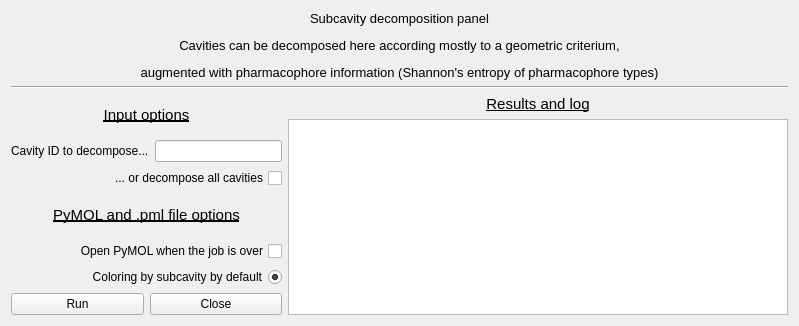
Above: src/caviar_gui/subcavity.ui from jr-marchand/caviar before the change. Below: the same form after it.
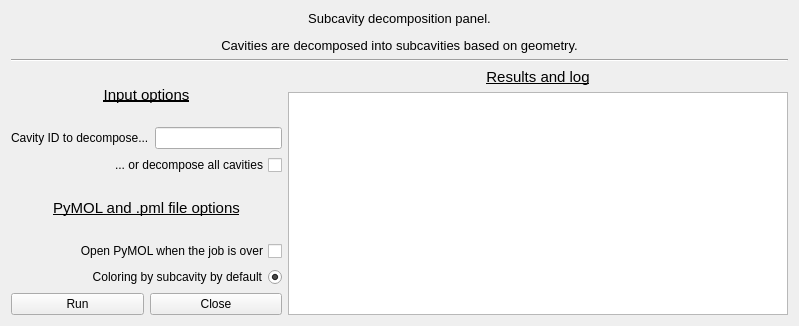
That is the form after the change.

Commit message: corrected the GUI alignments in text boxes and other stuffs

Patch:
```diff
--- a/src/caviar_gui/subcavity.ui
+++ b/src/caviar_gui/subcavity.ui
@@ -33,7 +33,7 @@
           </font>
          </property>
          <property name="text">
-          <string>&lt;html&gt;&lt;head/&gt;&lt;body&gt;&lt;p&gt;Subcavity decomposition panel&lt;/p&gt;&lt;p&gt;Cavities can be decomposed here according mostly to a geometric criterium,&lt;/p&gt;&lt;p&gt;augmented with pharmacophore information (Shannon's entropy of pharmacophore types)&lt;/p&gt;&lt;/body&gt;&lt;/html&gt;</string>
+          <string>&lt;html&gt;&lt;head/&gt;&lt;body&gt;&lt;p&gt;Subcavity decomposition panel.&lt;/p&gt;&lt;p&gt;Cavities are decomposed into subcavities based on geometry.&lt;/p&gt;&lt;/body&gt;&lt;/html&gt;</string>
          </property>
          <property name="textFormat">
           <enum>Qt::RichText</enum>
```
The commit also changes 4 other files.
